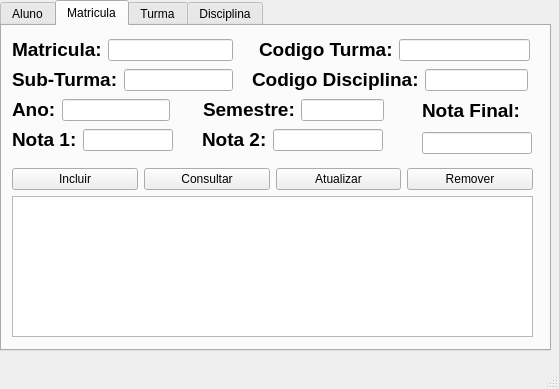
BrunnoEnzo/ProjetoSistemaAcademico, file ProjetoSistemaAcademico/mainwindow.ui: the form before one commit.
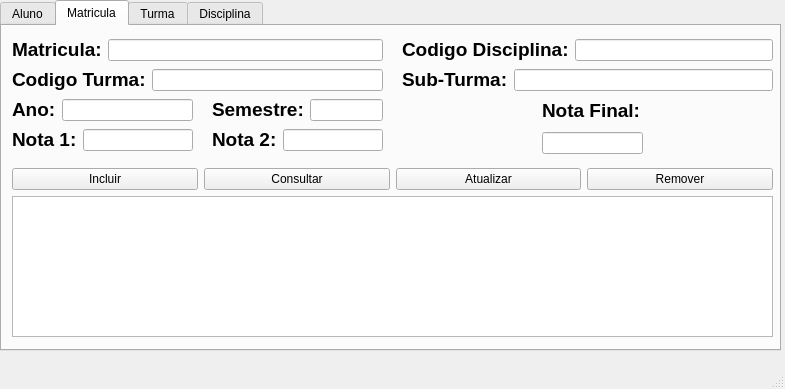
The form after the commit.

The edit to the form file:
```diff
--- a/ProjetoSistemaAcademico/mainwindow.ui
+++ b/ProjetoSistemaAcademico/mainwindow.ui
@@ -6,7 +6,7 @@
    <rect>
     <x>0</x>
     <y>0</y>
-    <width>559</width>
+    <width>785</width>
     <height>389</height>
    </rect>
   </property>
@@ -19,7 +19,7 @@
      <rect>
       <x>0</x>
       <y>0</y>
-      <width>551</width>
+      <width>781</width>
       <height>351</height>
      </rect>
     </property>
@@ -134,7 +134,7 @@
        <rect>
         <x>10</x>
         <y>170</y>
-        <width>521</width>
+        <width>761</width>
         <height>141</height>
        </rect>
       </property>
@@ -144,7 +144,7 @@
        <rect>
         <x>10</x>
         <y>140</y>
-        <width>521</width>
+        <width>761</width>
         <height>26</height>
        </rect>
       </property>
@@ -182,9 +182,9 @@
      <widget class="QWidget" name="layoutWidget">
       <property name="geometry">
        <rect>
-        <x>257</x>
-        <y>10</y>
-        <width>271</width>
+        <x>10</x>
+        <y>40</y>
+        <width>371</width>
         <height>28</height>
        </rect>
       </property>
@@ -206,7 +206,7 @@
        <rect>
         <x>10</x>
         <y>10</y>
-        <width>221</width>
+        <width>371</width>
         <height>28</height>
        </rect>
       </property>
@@ -226,9 +226,9 @@
      <widget class="QWidget" name="layoutWidget">
       <property name="geometry">
        <rect>
-        <x>10</x>
+        <x>400</x>
         <y>40</y>
-        <width>221</width>
+        <width>371</width>
         <height>28</height>
        </rect>
       </property>
@@ -248,9 +248,9 @@
      <widget class="QWidget" name="layoutWidget">
       <property name="geometry">
        <rect>
-        <x>250</x>
-        <y>40</y>
-        <width>276</width>
+        <x>400</x>
+        <y>10</y>
+        <width>371</width>
         <height>28</height>
        </rect>
       </property>
@@ -272,7 +272,7 @@
        <rect>
         <x>10</x>
         <y>70</y>
-        <width>158</width>
+        <width>181</width>
         <height>28</height>
        </rect>
       </property>
@@ -292,9 +292,9 @@
      <widget class="QWidget" name="layoutWidget">
       <property name="geometry">
        <rect>
-        <x>201</x>
+        <x>210</x>
         <y>70</y>
-        <width>181</width>
+        <width>171</width>
         <height>28</height>
        </rect>
       </property>
@@ -314,9 +314,9 @@
      <widget class="QWidget" name="layoutWidget">
       <property name="geometry">
        <rect>
-        <x>420</x>
+        <x>540</x>
         <y>70</y>
-        <width>110</width>
+        <width>101</width>
         <height>58</height>
        </rect>
       </property>
@@ -336,9 +336,9 @@
      <widget class="QWidget" name="layoutWidget">
       <property name="geometry">
        <rect>
-        <x>200</x>
+        <x>210</x>
         <y>100</y>
-        <width>181</width>
+        <width>171</width>
         <height>28</height>
        </rect>
       </property>
@@ -360,7 +360,7 @@
        <rect>
         <x>10</x>
         <y>100</y>
-        <width>161</width>
+        <width>181</width>
         <height>28</height>
        </rect>
       </property>
```
Left out of the diff: 38 changed lines with no effect on the pictures.
